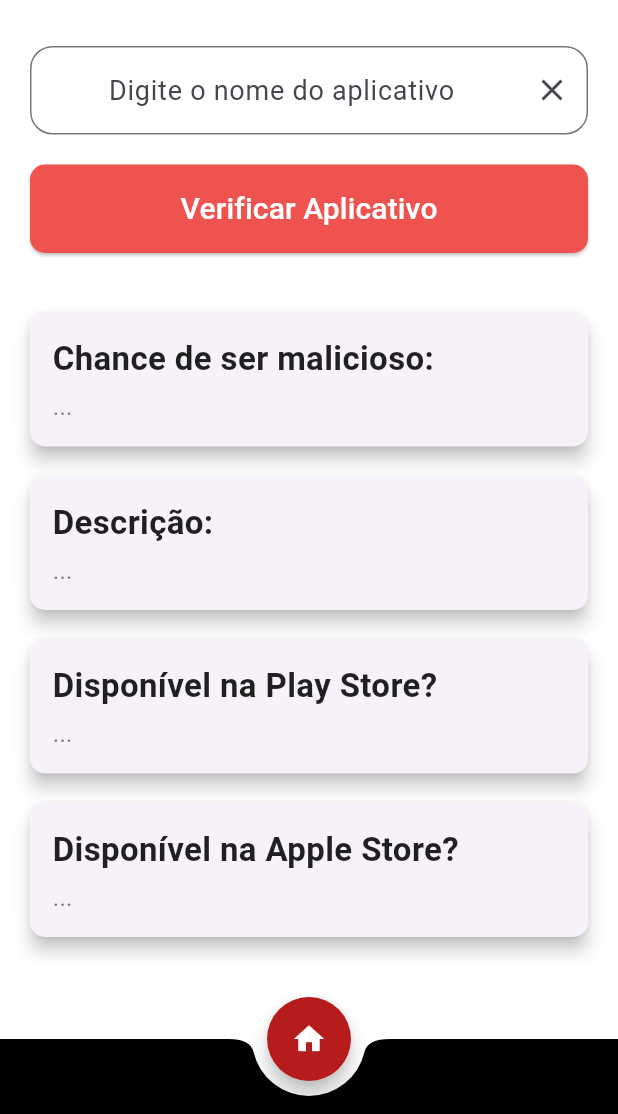
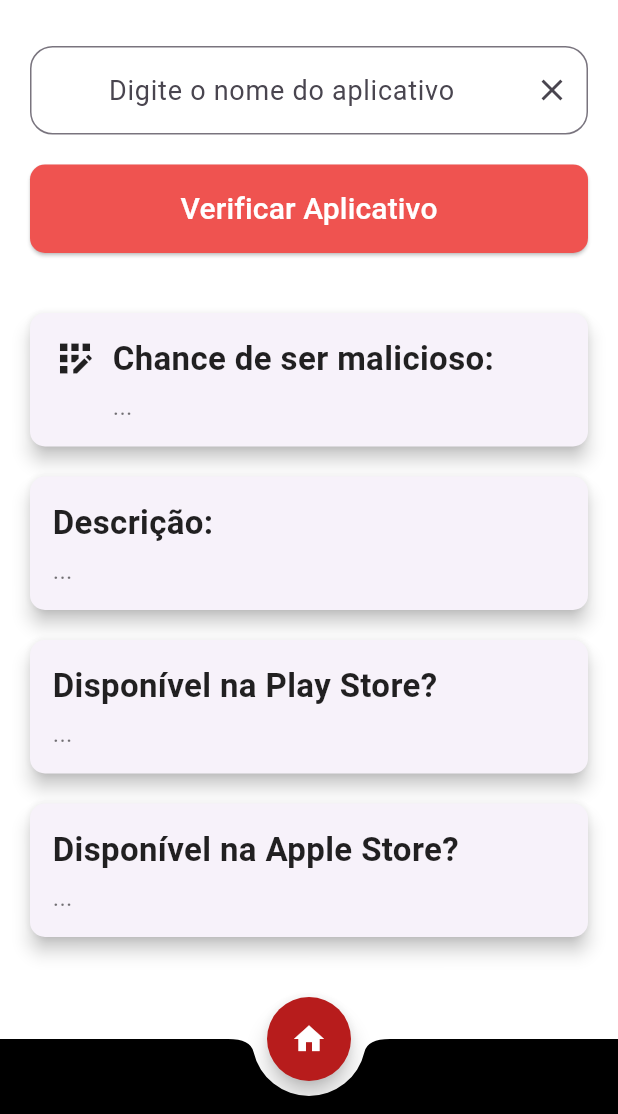
Before and after one commit to CoderGustavo/sherlock, a Flutter app: the CheckApp screen opened directly, on a phone screen of 412 x 824 dp, the part 122-1236 px from its top. Run offline on Flutter 3.47's test engine with Material 3 defaults, Android fonts, the phone set to English and light mode, and no system bars; our stand-ins replace smooth_page_indicator.

Commit message:
Fix inverted icons in many features

```diff
--- a/lib/view/checkapp.dart
+++ b/lib/view/checkapp.dart
@@ -7,7 +7,7 @@
   if (appAnalisado['score'] == '...' || appAnalisado['score'] == null) {
     return Icon(Icons.app_registration_outlined, size: 30);
   } else if (appAnalisado['score'] <= 30) {
-    return Icon(Icons.check_circle_outline, color: Colors.green, size: 50);
+    return Icon(Icons.tag_faces_outlined, color: Colors.green, size: 50);
   } else {
     return Icon(Icons.error_outline, color: Colors.red, size: 50);
   }
@@ -106,7 +106,8 @@
                 label: 'Chance de ser malicioso:',
                 value: appAnalisado['score'] == null
                     ? "Erro na consulta!"
-                    : appAnalisado['score'].toString()
+                    : appAnalisado['score'].toString(),
+                icon: _buildIcon(appAnalisado)
               ),
               InfoCard(
                 label: 'Descrição:',
--- a/lib/view/message.dart
+++ b/lib/view/message.dart
@@ -6,7 +6,7 @@
 Widget _buildIcon(Map mensagemAnalisada) {
   if (mensagemAnalisada['score'] == '...') {
     return Icon(Icons.message);
-  } else if (mensagemAnalisada['score'] == 0) {
+  } else if (mensagemAnalisada['score'] > 60) {
     return Icon(Icons.error_outline, color: Colors.red, size: 50);
   } else {
     return Icon(Icons.tag_faces_outlined, color: Colors.green, size: 50);
--- a/lib/view/phishing.dart
+++ b/lib/view/phishing.dart
@@ -6,7 +6,7 @@
 Widget _buildIcon(Map urlAnalisada) {
   if (urlAnalisada['score'] == '...') {
     return Icon(Icons.add_link_rounded, size: 30);
-  } else if (urlAnalisada['score'] > 60) {
+  } else if (urlAnalisada['score'] < 40) {
     return Icon(Icons.tag_faces_outlined, color: Colors.green, size: 50);
   } else {
     return Icon(Icons.error_outlined, color: Colors.red, size: 50);
```
Also changed, not shown: pubspec.lock, 18 other files.
